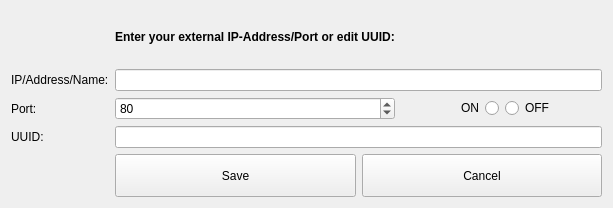
This is ui/listener-edit.ui in berndhs/arado as Qt 5 draws it before an edit. The edited form follows.
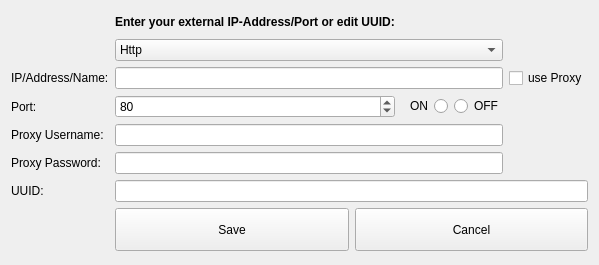
This is the edited form. Icons and pictures are not drawn.

Commit message: gui part for the proxy settings, not networked and not saved to settings yet.

What changed in the file:
```diff
--- a/ui/listener-edit.ui
+++ b/ui/listener-edit.ui
@@ -6,8 +6,8 @@
    <rect>
     <x>0</x>
     <y>0</y>
-    <width>613</width>
-    <height>208</height>
+    <width>566</width>
+    <height>265</height>
    </rect>
   </property>
   <property name="windowTitle">
@@ -31,7 +31,7 @@
      </property>
     </widget>
    </item>
-   <item row="1" column="0">
+   <item row="3" column="0">
     <widget class="QLabel" name="label">
      <property name="sizePolicy">
       <sizepolicy hsizetype="Expanding" vsizetype="Preferred">
@@ -47,7 +47,7 @@
      </property>
     </widget>
    </item>
-   <item row="1" column="2" colspan="3">
+   <item row="3" column="2" colspan="3">
     <widget class="QLineEdit" name="addressEdit">
      <property name="sizePolicy">
       <sizepolicy hsizetype="Expanding" vsizetype="Fixed">
@@ -57,7 +57,7 @@
      </property>
     </widget>
    </item>
-   <item row="2" column="0">
+   <item row="5" column="0">
     <widget class="QLabel" name="label_2">
      <property name="sizePolicy">
       <sizepolicy hsizetype="Expanding" vsizetype="Preferred">
@@ -73,7 +73,7 @@
      </property>
     </widget>
    </item>
-   <item row="2" column="2">
+   <item row="5" column="2">
     <widget class="QSpinBox" name="portBox">
      <property name="sizePolicy">
       <sizepolicy hsizetype="Expanding" vsizetype="Fixed">
@@ -89,7 +89,7 @@
      </property>
     </widget>
    </item>
-   <item row="3" column="0">
+   <item row="8" column="0">
     <widget class="QLabel" name="label_5">
      <property name="sizePolicy">
       <sizepolicy hsizetype="Expanding" vsizetype="Preferred">
@@ -105,7 +105,7 @@
      </property>
     </widget>
    </item>
-   <item row="3" column="2" colspan="3">
+   <item row="8" column="2" colspan="4">
     <widget class="QLineEdit" name="uuidEdit">
      <property name="sizePolicy">
       <sizepolicy hsizetype="Expanding" vsizetype="Fixed">
@@ -115,26 +115,7 @@
      </property>
     </widget>
    </item>
-   <item row="0" column="0">
-    <widget class="QLabel" name="label_3">
-     <property name="text">
-      <string/>
-     </property>
-     <property name="textFormat">
-      <enum>Qt::RichText</enum>
-     </property>
-     <property name="pixmap">
-      <pixmap resource="../arado.qrc">:/images/heartbeat.png</pixmap>
-     </property>
-     <property name="alignment">
-      <set>Qt::AlignCenter</set>
-     </property>
-     <property name="openExternalLinks">
-      <bool>true</bool>
-     </property>
-    </widget>
-   </item>
-   <item row="2" column="3">
+   <item row="5" column="3">
     <widget class="QRadioButton" name="onCheck">
      <property name="layoutDirection">
       <enum>Qt::RightToLeft</enum>
@@ -147,7 +128,7 @@
      </attribute>
     </widget>
    </item>
-   <item row="2" column="4">
+   <item row="5" column="4">
     <widget class="QRadioButton" name="offCheck">
      <property name="text">
       <string>OFF</string>
@@ -157,7 +138,7 @@
      </attribute>
     </widget>
    </item>
-   <item row="5" column="2" colspan="3">
+   <item row="10" column="2" colspan="4">
     <layout class="QHBoxLayout" name="horizontalLayout2">
      <item>
       <widget class="QPushButton" name="saveButton">
@@ -219,6 +200,76 @@
      </item>
     </layout>
    </item>
+   <item row="0" column="0">
+    <widget class="QPushButton" name="showmyip">
+     <property name="toolTip">
+      <string>Show my external IP: Press this button to open a browser window.</string>
+     </property>
+     <property name="text">
+      <string/>
+     </property>
+     <property name="icon">
+      <iconset resource="../arado.qrc">
+       <normaloff>:/images/heartbeat.png</normaloff>:/images/heartbeat.png</iconset>
+     </property>
+     <property name="iconSize">
+      <size>
+       <width>32</width>
+       <height>32</height>
+      </size>
+     </property>
+     <property name="flat">
+      <bool>true</bool>
+     </property>
+    </widget>
+   </item>
+   <item row="3" column="5">
+    <widget class="QCheckBox" name="useproxyguicheckbox">
+     <property name="text">
+      <string>use Proxy</string>
+     </property>
+    </widget>
+   </item>
+   <item row="6" column="2" colspan="3">
+    <widget class="QLineEdit" name="lineEdit_proxyusername"/>
+   </item>
+   <item row="7" column="2" colspan="3">
+    <widget class="QLineEdit" name="lineEdit_proxypassword"/>
+   </item>
+   <item row="1" column="2" colspan="3">
+    <widget class="QComboBox" name="comboBox_proxytype">
+     <item>
+      <property name="text">
+       <string>Http</string>
+      </property>
+     </item>
+     <item>
+      <property name="text">
+       <string>Socks5</string>
+      </property>
+     </item>
+    </widget>
+   </item>
+   <item row="6" column="0">
+    <widget class="QLabel" name="label_proxyusername">
+     <property name="layoutDirection">
+      <enum>Qt::RightToLeft</enum>
+     </property>
+     <property name="text">
+      <string>Proxy Username:</string>
+     </property>
+    </widget>
+   </item>
+   <item row="7" column="0">
+    <widget class="QLabel" name="label_proxypassword">
+     <property name="layoutDirection">
+      <enum>Qt::RightToLeft</enum>
+     </property>
+     <property name="text">
+      <string>Proxy Password:</string>
+     </property>
+    </widget>
+   </item>
   </layout>
  </widget>
  <tabstops>
```
Left out of the diff: 8 changed lines with no effect on the pictures. The commit also changes 2 other files.
